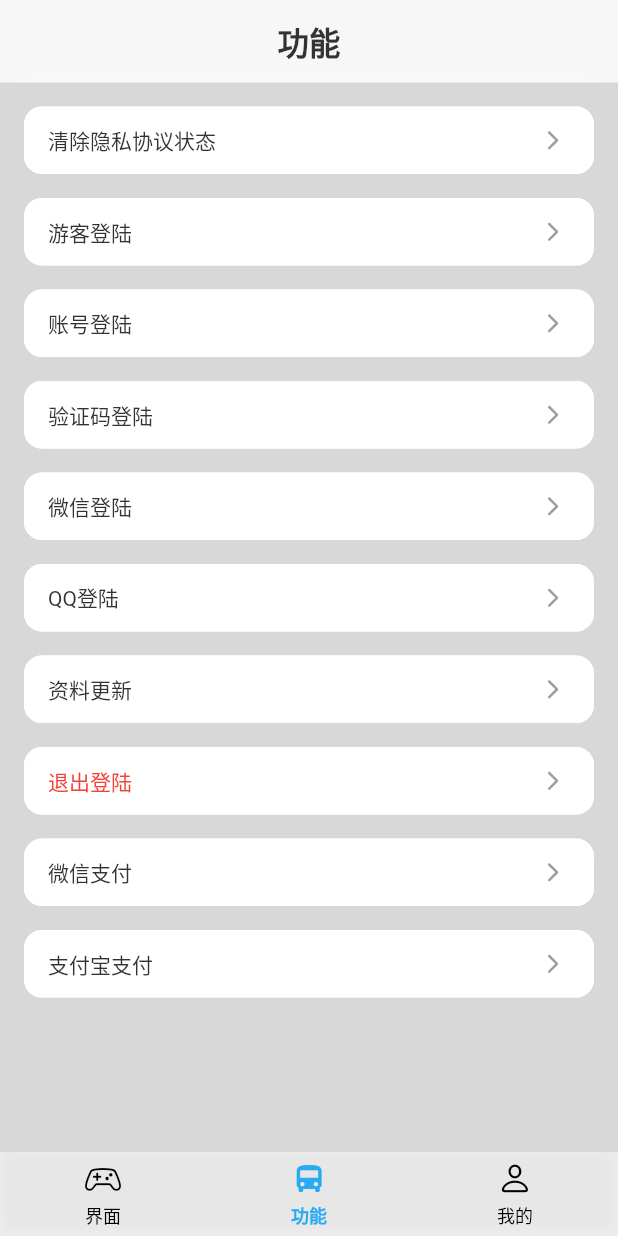
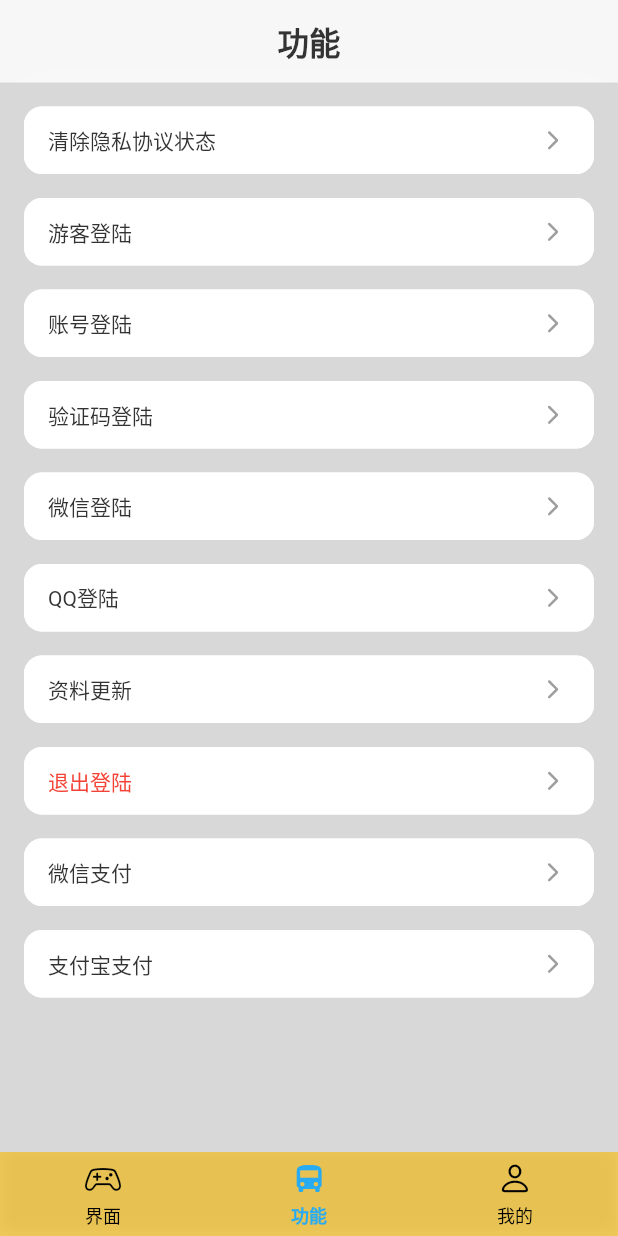
Before and after one commit to darren-you/flutter-now, a Flutter app: the HomePage screen opened by its route, on a phone screen of 412 x 824 dp. Run offline on Flutter 3.47's test engine with Material 3 defaults, Android fonts, the phone set to English and light mode, and no system bars; our stand-ins replace bot_toast, device_info_plus, dio, event_bus, extended_image, flutter_hooks and 9 more; missing offline and left inert: android_id, flutter_system_proxy; accounts and stored records are empty; generated files the repository leaves out were written again; Roboto replaces fonts that are missing (HarmonyOS Sans SC).

Commit message:
沉浸式导航栏

```diff
--- a/lib/modules/home/ui/home_page.dart
+++ b/lib/modules/home/ui/home_page.dart
@@ -2,6 +2,7 @@ import 'dart:ui';
 
 import 'package:flutter/cupertino.dart';
 import 'package:flutter/material.dart';
+import 'package:flutter/services.dart';
 import 'package:flutternow/modules/fun_example/ui/fun_example_page.dart';
 import 'package:flutternow/modules/mine_example/ui/mine_example_page.dart';
 import 'package:flutternow/modules/ui_example/ui_example.dart';
@@ -25,6 +26,8 @@ class _MainPageState extends ConsumerState<HomePage> {
 
   @override
   Widget build(BuildContext context) {
+    // SystemChrome.setEnabledSystemUIMode(SystemUiMode.edgeToEdge);
+
     return Scaffold(
       body: Stack(
         children: [
@@ -41,7 +44,8 @@ class _MainPageState extends ConsumerState<HomePage> {
                 filter: ImageFilter.blur(sigmaX: 15, sigmaY: 15),
                 child: Container(
                   decoration: BoxDecoration(
-                    color: Colors.white.withValues(alpha: 0.6),
+                    // color: Colors.white.withValues(alpha: 0.6),
+                    color: Colors.amber.withValues(alpha: 0.6),
                     boxShadow: [
                       BoxShadow(
                         color: Colors.black.withValues(alpha: 0.1),
@@ -52,6 +56,7 @@ class _MainPageState extends ConsumerState<HomePage> {
                   ),
                   child: SafeArea(
                     top: false,
+                    // bottom: false,
                     child: Row(
                       mainAxisAlignment: MainAxisAlignment.spaceAround,
                       children: [
--- a/lib/theme.dart
+++ b/lib/theme.dart
@@ -5,12 +5,12 @@ import 'package:flutternow/base/base.dart';
 
 /// 设置App状态栏、导航栏颜色
 const kSystemUiOverlayStyle = SystemUiOverlayStyle(
-  statusBarColor: Color(0x00000000),
-  statusBarBrightness: Brightness.light,
-  statusBarIconBrightness: Brightness.light,
-  // systemNavigationBarColor: Colors.white,
+  statusBarColor: Colors.transparent,
+  statusBarBrightness: Brightness.dark,
+  statusBarIconBrightness: Brightness.dark,
   systemNavigationBarColor: Colors.transparent,
-  systemNavigationBarDividerColor: Color(0x00000000),
+  systemNavigationBarDividerColor: Colors.transparent,
+  systemNavigationBarContrastEnforced: false,
 );
 
 /// 扩展Theme自定义AppColors
```
